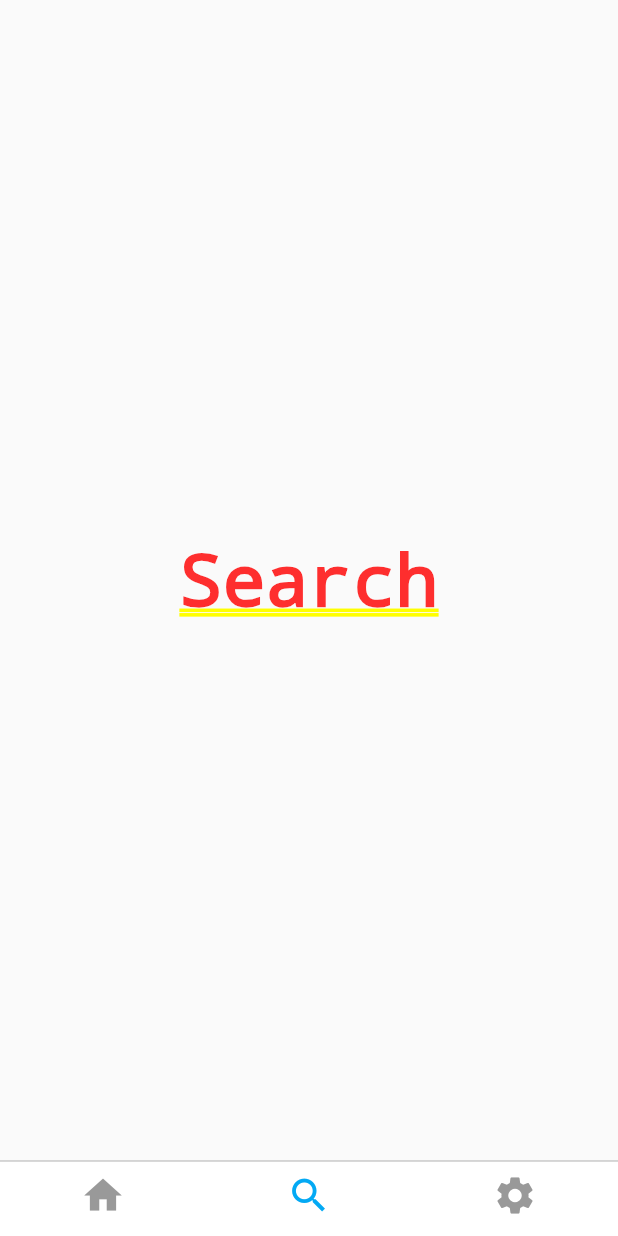
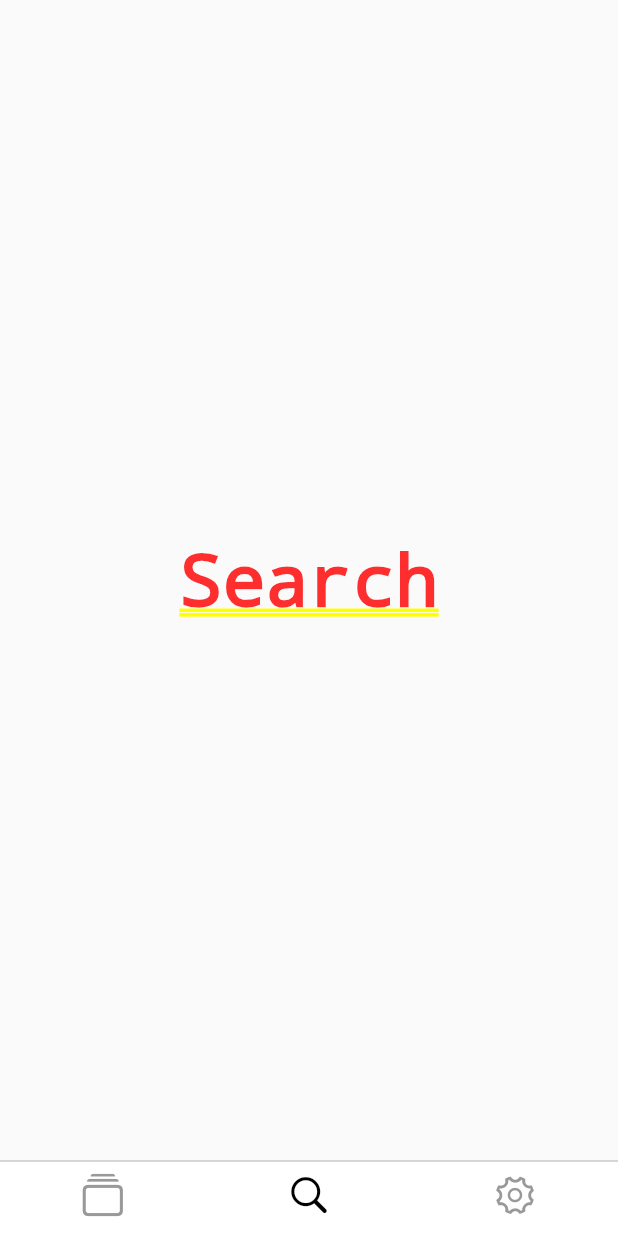
Before and after one commit to SIKV/News, a Flutter app: the screen it shows after launch, item 2 of the bottom bar chosen, on a phone screen of 412 x 824 dp. Run offline on Flutter 3.47's test engine with Material 2 defaults, Android fonts, the phone set to English and light mode, and no system bars.

Commit message:
Style changes

```diff
--- a/lib/home_screen.dart
+++ b/lib/home_screen.dart
@@ -18,13 +18,13 @@ class _HomeScreenState extends State<HomeScreen> {
         backgroundColor: Colors.white,
         items: const <BottomNavigationBarItem>[
           BottomNavigationBarItem(
-            icon: Icon(Icons.home)
+            icon: Icon(CupertinoIcons.collections)
           ),
           BottomNavigationBarItem(
-            icon: Icon(Icons.search)
+            icon: Icon(CupertinoIcons.search)
           ),
           BottomNavigationBarItem(
-            icon: Icon(Icons.settings)
+            icon: Icon(CupertinoIcons.gear)
           ),
         ],
       ),
--- a/lib/main.dart
+++ b/lib/main.dart
@@ -10,13 +10,13 @@ class NewsApp extends StatelessWidget {
   @override
   Widget build(BuildContext context) {
     SystemChrome.setSystemUIOverlayStyle(SystemUiOverlayStyle.dark.copyWith(
-      statusBarColor: Colors.white.withAlpha(500),
+      statusBarColor: Colors.grey.shade100,
     ));
 
     return new MaterialApp(
       title: 'News',
       theme: ThemeData(
-        accentColor: Colors.lightBlue
+        accentColor: Colors.black
       ),
       home: HomeScreen(),
       debugShowCheckedModeBanner: false,
```
